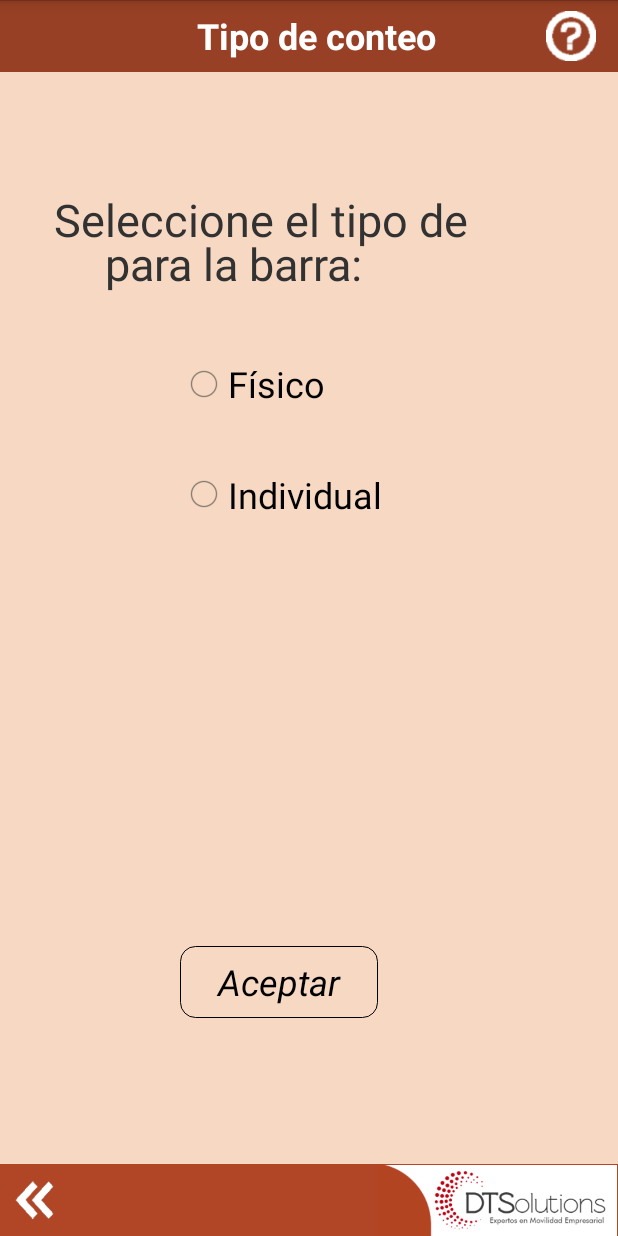
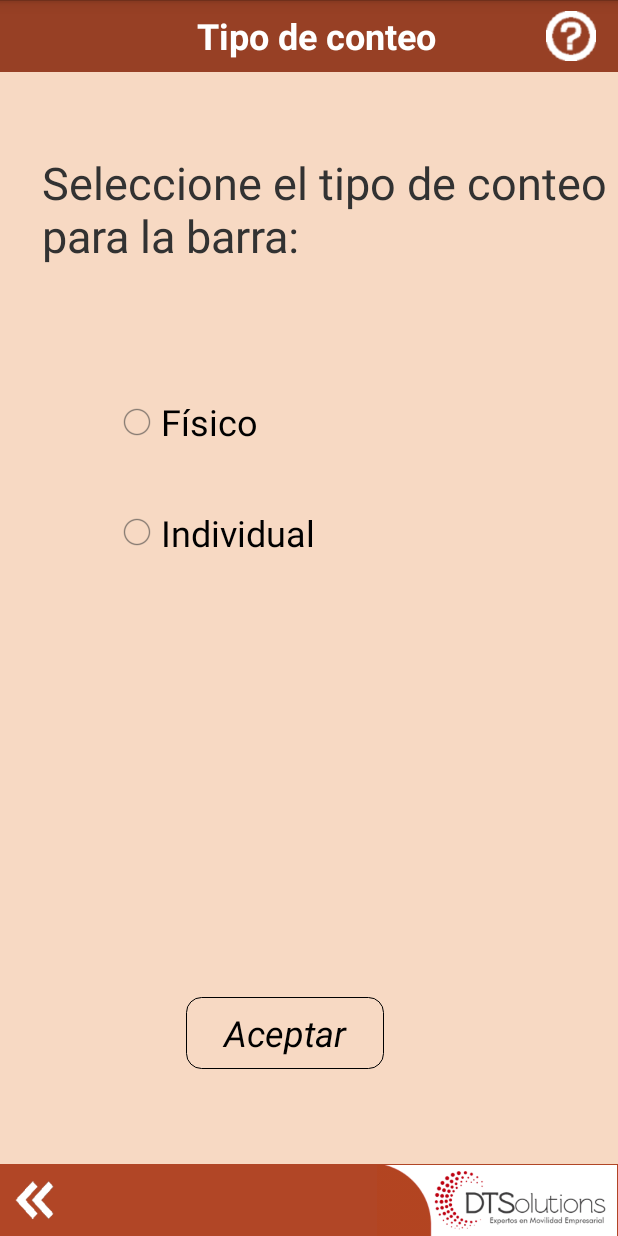
Before and after one commit to dtsolutionsgt/tomweb, an Android app: the TipoConteo screen opened directly, with no data from a screen before it, on a phone screen of 412 x 824 dp. Run offline under Robolectric (Android 15) with nearby library versions, the phone set to English and light mode, and no system bars.

Commit message:
AAS 05-08-2019 17:27, completo, lector de barras, popup help

```diff
--- a/app/src/main/res/layout/activity_conteo.xml
+++ b/app/src/main/res/layout/activity_conteo.xml
@@ -220,7 +220,7 @@
         android:layout_toEndOf="@+id/textView40"
         android:ems="10"
         android:imeOptions="actionGo"
-        android:inputType="numberDecimal"
+        android:inputType="number"
         android:nextFocusUp="@id/txtCodigo"
         android:nextFocusDown="@id/txtCodigo"
         android:singleLine="true" />
--- a/app/src/main/res/layout/activity_inventario.xml
+++ b/app/src/main/res/layout/activity_inventario.xml
@@ -2,6 +2,7 @@
 <RelativeLayout xmlns:android="http://schemas.android.com/apk/res/android"
     xmlns:app="http://schemas.android.com/apk/res-auto"
     xmlns:tools="http://schemas.android.com/tools"
+    android:id="@+id/RL"
     android:layout_width="match_parent"
     android:layout_height="match_parent"
     android:background="@drawable/color_light"
--- a/app/src/main/res/layout/activity_tipo_conteo.xml
+++ b/app/src/main/res/layout/activity_tipo_conteo.xml
@@ -13,8 +13,8 @@ tools:context="com.dts.tomweb.TipoConteo">
         android:layout_height="wrap_content"
         android:layout_above="@+id/relBot"
         android:layout_alignParentStart="true"
-        android:layout_marginStart="120dp"
-        android:layout_marginBottom="97dp"
+        android:layout_marginStart="124dp"
+        android:layout_marginBottom="63dp"
         android:background="@drawable/frame_round"
         android:onClick="addProd"
         android:text="Aceptar"
@@ -93,23 +93,24 @@ tools:context="com.dts.tomweb.TipoConteo">
 
     <TextView
         android:id="@+id/textView23"
-        android:layout_width="wrap_content"
-        android:layout_height="46dp"
+        android:layout_width="386dp"
+        android:layout_height="wrap_content"
         android:layout_below="@+id/relTop"
         android:layout_alignParentStart="true"
-        android:layout_marginStart="36dp"
-        android:layout_marginTop="78dp"
+        android:layout_marginStart="28dp"
+        android:layout_marginTop="53dp"
         android:layout_marginBottom="303dp"
-        android:text="Seleccione el tipo de conteo"
+        android:text="Seleccione el tipo de conteo para la barra: "
         android:textSize="30sp" />
 
     <RadioGroup
+        android:id="@+id/RadioGroup"
         android:layout_width="236dp"
         android:layout_height="147dp"
-        android:layout_below="@+id/textView27"
+        android:layout_below="@+id/txtBarra"
         android:layout_alignParentStart="true"
-        android:layout_marginStart="120dp"
-        android:layout_marginTop="20dp">
+        android:layout_marginStart="75dp"
+        android:layout_marginTop="15dp">
 
         <RadioButton
             android:id="@+id/rbFisico"
@@ -129,24 +130,13 @@ tools:context="com.dts.tomweb.TipoConteo">
     </RadioGroup>
 
     <TextView
-        android:id="@+id/textView27"
+        android:id="@+id/txtBarra"
         android:layout_width="wrap_content"
         android:layout_height="wrap_content"
         android:layout_below="@+id/textView23"
         android:layout_alignParentStart="true"
-        android:layout_marginStart="70dp"
-        android:layout_marginTop="-320dp"
-        android:text="para la barra: "
-        android:textSize="30sp" />
-
-    <TextView
-        android:id="@+id/txtBarra"
-        android:layout_width="150dp"
-        android:layout_height="30dp"
-        android:layout_below="@+id/textView27"
-        android:layout_alignParentStart="true"
-        android:layout_marginStart="213dp"
-        android:layout_marginTop="-31dp"
+        android:layout_marginStart="150dp"
+        android:layout_marginTop="-295dp"
         android:textSize="30sp" />
 
 </RelativeLayout>
```
Also changed, not shown: app/src/main/java/com/dts/base/clsDataBuilder.java (+7 -5 lines), app/src/main/java/com/dts/tomweb/Conteo.java (+28 -7 lines), app/src/main/java/com/dts/tomweb/Inventario.java (+37 -3 lines), app/src/main/java/com/dts/tomweb/ListaConteos.java (+4 -4 lines), app/src/main/res/layout/activity_lista_conteos.xml (+5 -5 lines), app/src/main/res/layout/activity_productos.xml (+11 -10 lines), app/src/main/res/layout/popup_window.xml (added, +16 -0 lines).
